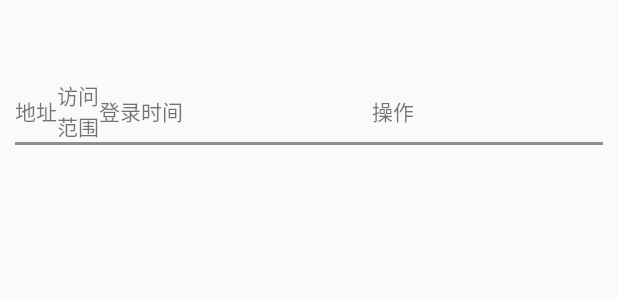
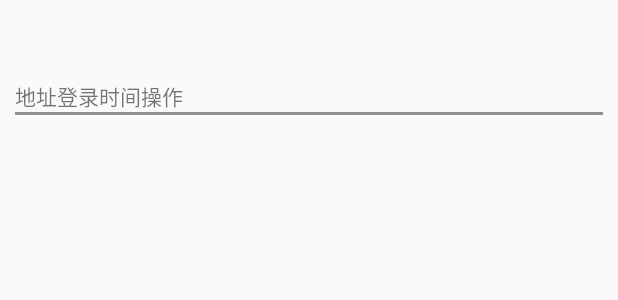
Before and after one commit to Brainor/ipGate, an Android app: the layout disconnect.xml on its own in the app's theme, with its tools: preview values and no code run, on a phone screen of 412 x 824 dp. Shown: the top 300 px of the screen. Run offline under Robolectric (Android 15) with nearby library versions, the phone set to English and light mode, and no system bars.

Commit message:
删去多余的信息, 增加IP地址的识别

```diff
--- a/app/src/main/res/layout/disconnect.xml
+++ b/app/src/main/res/layout/disconnect.xml
@@ -33,20 +33,20 @@
             android:layout_column="0"
             android:clickable="false" />
 
-        <TextView
+        <!--<TextView
             android:layout_width="wrap_content"
             android:layout_height="wrap_content"
             android:layout_gravity="center"
             android:text="访问\n范围"
             android:layout_column="1"
-            android:clickable="false" />
+            android:clickable="false" />-->
 
         <TextView
             android:layout_width="wrap_content"
             android:layout_height="wrap_content"
             android:text="登录时间"
             android:layout_gravity="center"
-            android:layout_column="2"
+            android:layout_column="1"
             android:clickable="false" />
 
         <TextView
@@ -54,7 +54,7 @@
             android:layout_height="wrap_content"
             android:layout_gravity="center"
             android:text="操作"
-            android:layout_column="3"
+            android:layout_column="2"
             android:clickable="false" />
     </TableRow>
 
--- a/app/src/main/res/menu/menu_main.xml
+++ b/app/src/main/res/menu/menu_main.xml
@@ -5,9 +5,9 @@
     <item
         android:id="@+id/学号信息"
         android:title="学号信息" />
-    <item
+ <!--   <item
         android:id="@+id/提交位置"
-        android:title="提交位置" />
+        android:title="提交位置" />-->
     <item
         android:id="@+id/关于"
         android:title="关于"
```
Also changed, not shown: app/src/main/java/pku/brainor/ipgate/HWR.java (+14 -7 lines), app/src/main/java/pku/brainor/ipgate/MainActivity.java (+28 -20 lines), app/src/main/java/pku/brainor/ipgate/disconnectSpecifiedConnection.java (+4 -4 lines).
